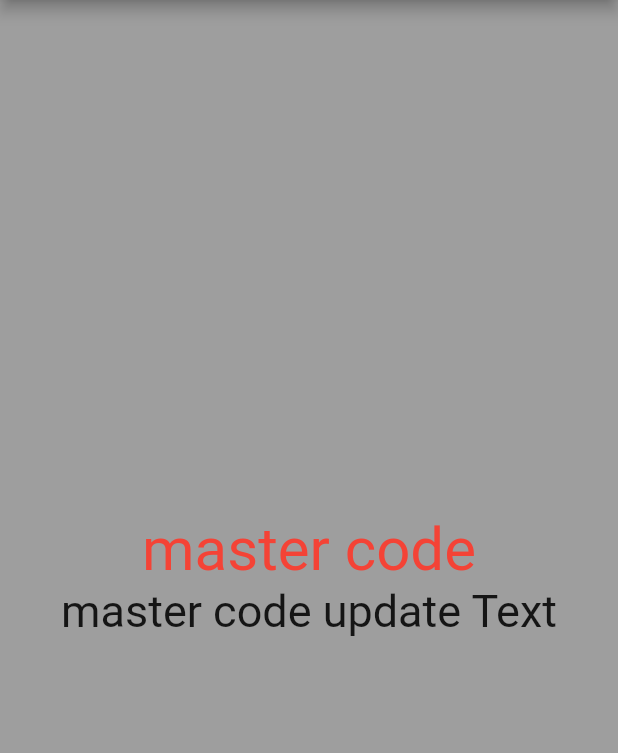
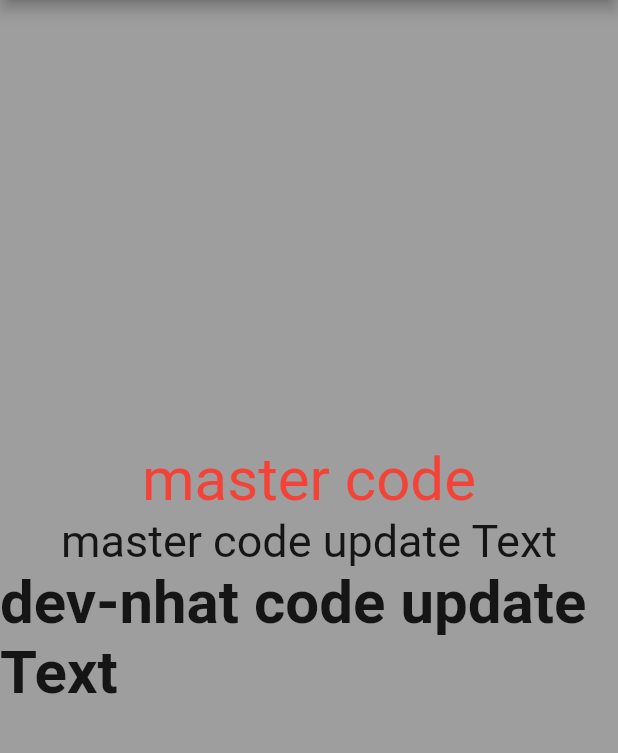
Before and after one commit to jami000/demo-git, a Flutter app: the screen it shows after launch, on a phone screen of 412 x 824 dp, the part 84-837 px from its top. Run offline on Flutter 3.47's test engine with Material 2 defaults, Android fonts, the phone set to English and light mode, and no system bars.

Commit message:
dev-nhat code update Text

```diff
--- a/demogit_test/lib/main.dart
+++ b/demogit_test/lib/main.dart
@@ -45,6 +45,10 @@ class _MyHomePageState extends State<MyHomePage> {
             Text(
               'master code update Text', style: TextStyle(fontSize: 30),
             ),
+            Text(
+              'dev-nhat code update Text',
+              style: TextStyle(fontSize: 40, fontWeight: FontWeight.bold),
+            ),
           ],
         ),
       ),
```
